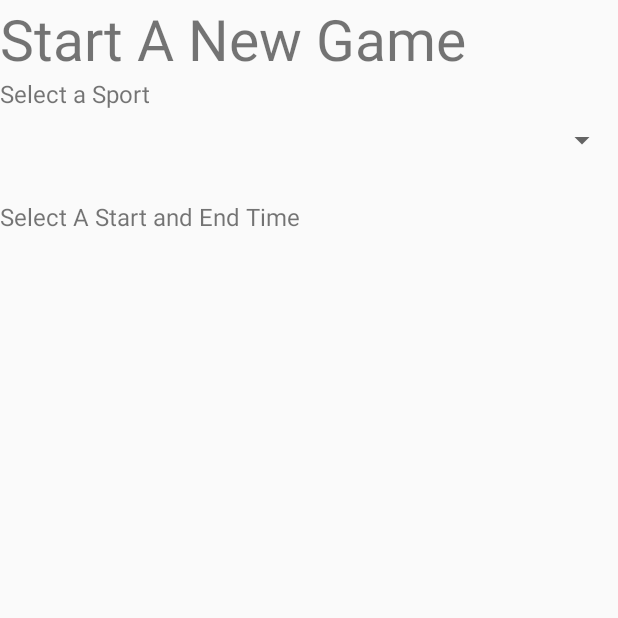
After one commit to HubMaster9000/pickUp, an Android app: the Make_A_New_Game screen opened directly, with no data from a screen before it, on a phone screen of 412 x 824 dp, the top half of it. The commit adds this screen. Run offline under Robolectric (Android 15) with nearby library versions, the phone set to English and light mode, and no system bars.

Commit message:
made new activity that asks for info about new game

```diff
--- a/app/src/main/AndroidManifest.xml
+++ b/app/src/main/AndroidManifest.xml
@@ -33,6 +33,7 @@
             android:name=".Activities.Edit_Profile"
             android:label="@string/title_activity_edit_profile"
             android:theme="@style/AppTheme" />
+        <activity android:name=".Activities.Make_A_New_Game"></activity>
     </application>
 
 </manifest>
--- /dev/null
+++ b/app/src/main/java/org/danielsoares/pickupapp/Activities/Make_A_New_Game.java
@@ -0,0 +1,15 @@
+package org.danielsoares.pickupapp.Activities;
+
+import android.os.Bundle;
+import android.support.v7.app.AppCompatActivity;
+
+import org.danielsoares.pickupapp.R;
+
+public class Make_A_New_Game extends AppCompatActivity {
+
+    @Override
+    protected void onCreate(Bundle savedInstanceState) {
+        super.onCreate(savedInstanceState);
+        setContentView(R.layout.activity_make__a__new__game);
+    }
+}
--- a/app/src/main/res/layout/activity_available__games.xml
+++ b/app/src/main/res/layout/activity_available__games.xml
@@ -28,7 +28,6 @@
             android:id="@+id/account_Name"
             android:layout_width="match_parent"
             android:layout_height="match_parent"
-            android:layout_marginRight="40dp"
             />
 
     </LinearLayout>
@@ -58,7 +57,7 @@
             android:layout_weight="1"></Spinner>
     </LinearLayout>
     <android.support.design.widget.FloatingActionButton
-        android:id="@+id/fab"
+        android:id="@+id/new_Game_button"
         android:layout_width="wrap_content"
         android:layout_height="wrap_content"
         android:layout_gravity="bottom|end"
--- /dev/null
+++ b/app/src/main/res/layout/activity_make__a__new__game.xml
@@ -0,0 +1,38 @@
+<?xml version="1.0" encoding="utf-8"?>
+<LinearLayout xmlns:android="http://schemas.android.com/apk/res/android"
+    xmlns:app="http://schemas.android.com/apk/res-auto"
+    xmlns:tools="http://schemas.android.com/tools"
+    android:layout_width="match_parent"
+    android:layout_height="match_parent"
+    android:orientation="vertical"
+    tools:context=".Activities.Make_A_New_Game"
+    android:weightSum="2">
+
+    <TextView
+        android:layout_width="match_parent"
+        android:layout_height="wrap_content"
+        android:text="Start A New Game"
+        android:textSize="38sp" />
+
+    <TextView
+        android:layout_width="match_parent"
+        android:layout_height="wrap_content"
+        android:text="Select a Sport"
+        android:textSize="16sp" />
+
+    <Spinner
+        android:id="@+id/sport_list"
+        android:layout_width="match_parent"
+        android:layout_height="40dp"
+        android:layout_marginBottom="20dp"
+        ></Spinner>
+
+    <TextView
+        android:layout_width="match_parent"
+        android:layout_height="wrap_content"
+        android:text="Select A Start and End Time"
+        android:textSize="16sp"
+        />
+
+
+</LinearLayout>
--- a/app/src/main/res/values/strings.xml
+++ b/app/src/main/res/values/strings.xml
@@ -13,7 +13,7 @@
     <string name="title_activity_loading_screen">LoadingScreen</string>
     <string name="title_activity_available__games">Available_Games</string>
     <string-array name="all_sports">
-        <item>Filter by Sport</item>
+        <item>Sports</item>
         <item>Soccer</item>
         <item>Football</item>
         <item>Ultimate Frisbee</item>
@@ -24,14 +24,14 @@
         <item>Tennis</item>
     </string-array>
     <string-array name="all_distances">
-        <item>Filter by Distance</item>
+        <item>Distances</item>
         <item>0 – 1 miles</item>
         <item>1 – 3 miles</item>
         <item>3 – 10 miles</item>
         <item>10+ miles</item>
     </string-array>
     <string-array name="all_sizes">
-        <item>Filter by Game Size</item>
+        <item>Game Sizes</item>
         <item>2</item>
         <item>3</item>
         <item>4</item>
```
Also changed, not shown: app/src/main/java/org/danielsoares/pickupapp/Activities/Available_Games.java (+13 -12 lines), app/src/main/res/layout/content_available__games.xml (deleted, +0 -12 lines).
